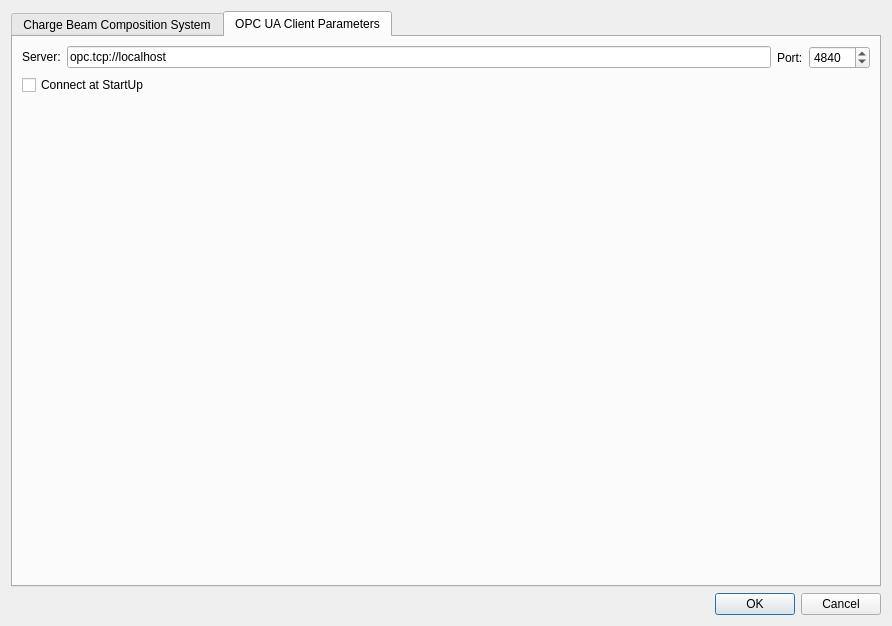
First picture: the form in settingsdialog.ui, repository MichaelColonel/BeamComposition-Linux, before the edit.
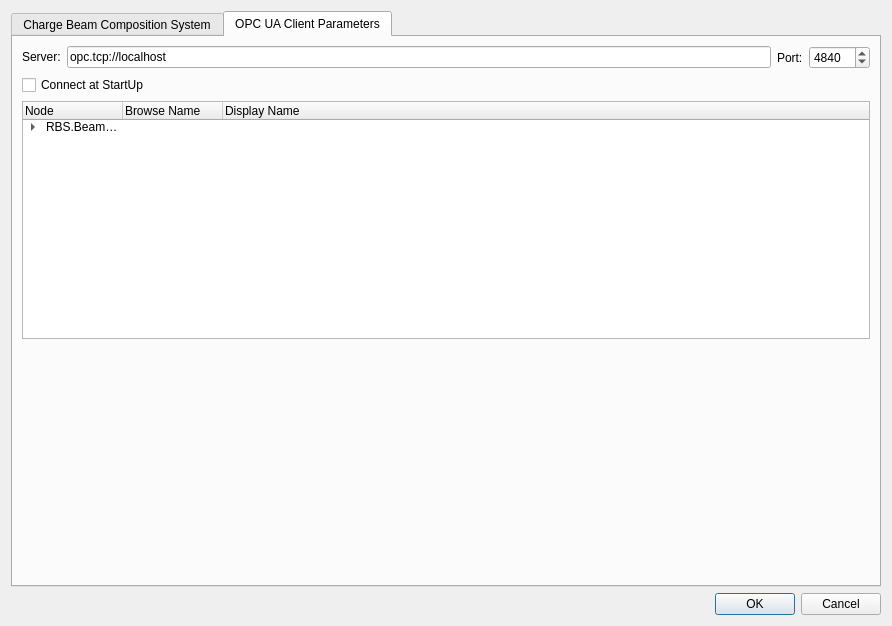
Second picture: the form after the edit. The open tabs and pages were chosen to show the change. Icons and pictures are not drawn.

Commit message: OPC UA client support

```diff
--- a/settingsdialog.ui
+++ b/settingsdialog.ui
@@ -717,7 +717,7 @@
          </item>
         </layout>
        </item>
-       <item row="2" column="0">
+       <item row="3" column="0">
         <spacer name="verticalSpacer">
          <property name="orientation">
           <enum>Qt::Vertical</enum>
@@ -737,6 +737,55 @@
          </property>
         </widget>
        </item>
+       <item row="2" column="0">
+        <widget class="QTreeWidget" name="treeWidget">
+         <column>
+          <property name="text">
+           <string>Node</string>
+          </property>
+         </column>
+         <column>
+          <property name="text">
+           <string>Browse Name</string>
+          </property>
+         </column>
+         <column>
+          <property name="text">
+           <string>Display Name</string>
+          </property>
+         </column>
+         <item>
+          <property name="text">
+           <string>RBS.BeamSpectrum.01</string>
+          </property>
+          <item>
+           <property name="text">
+            <string>Command</string>
+           </property>
+          </item>
+          <item>
+           <property name="text">
+            <string>State</string>
+           </property>
+          </item>
+          <item>
+           <property name="text">
+            <string>Value</string>
+           </property>
+          </item>
+          <item>
+           <property name="text">
+            <string>ValueIntegral</string>
+           </property>
+          </item>
+          <item>
+           <property name="text">
+            <string>HeartBeat</string>
+           </property>
+          </item>
+         </item>
+        </widget>
+       </item>
       </layout>
      </widget>
     </widget>
```
Left out of the diff: 2 changed lines with no effect on the pictures.
